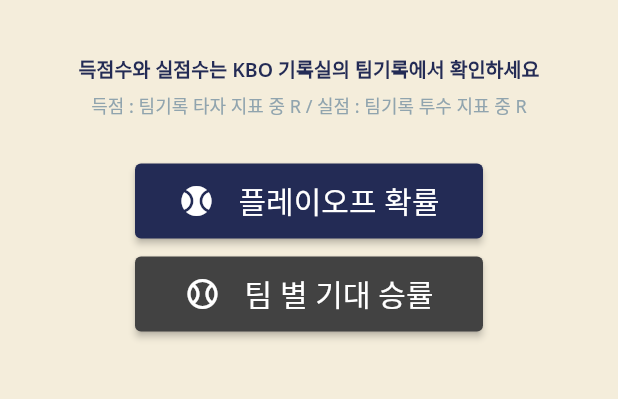
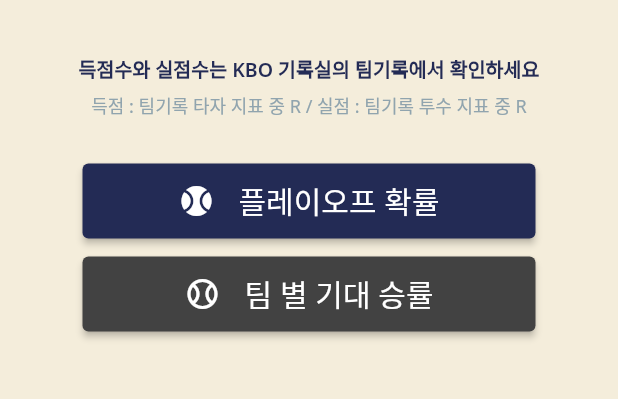
Before and after one commit to sizakk/calculator_ballgame, a Flutter app: the ExpectedRate screen opened directly, after a tap on "첫 화면으로", on a phone screen of 412 x 824 dp, the part 540-939 px from its top. Run offline on Flutter 3.47's test engine with Material 2 defaults, Android fonts, the phone set to English and light mode, and no system bars; missing offline and left inert: data.

Commit message:
add rate_pages

```diff
--- a/lib/screen/expected_rate.dart
+++ b/lib/screen/expected_rate.dart
@@ -1,44 +1,146 @@
+// ignore_for_file: public_member_api_docs, sort_constructors_first
+import 'package:flutter/material.dart';
+
 import 'package:ballgame/component/back_button.dart';
 import 'package:ballgame/component/custom_text_field.dart';
 import 'package:ballgame/constant/color.dart';
-import 'package:flutter/material.dart';
 
-class ExpectedRate extends StatelessWidget {
+class ExpectedRate extends StatefulWidget {
   const ExpectedRate({super.key});
+
+  @override
+  State<ExpectedRate> createState() => _ExpectedRateState();
+}
+
+class _ExpectedRateState extends State<ExpectedRate> {
+  final GlobalKey<FormState> formKey = GlobalKey();
+
+  double maxNumber = 10;
+  int? runScores;
+  int? earendRunScores;
 
   @override
   Widget build(BuildContext context) {
     return SafeArea(
       child: Scaffold(
           backgroundColor: BACK_COLOR,
-          body: Column(
-            children: [
-              Flexible(
-                flex: 1,
-                child: Container(
-                  color: Colors.amber,
+          body: Padding(
+            padding: const EdgeInsets.symmetric(horizontal: 40),
+            child: Column(
+              crossAxisAlignment: CrossAxisAlignment.stretch,
+              children: [
+                Slider(
+                  value: maxNumber,
+                  min: 4,
+                  max: 10,
+                  onChanged: (double val) {
+                    setState(() {
+                      maxNumber = val;
+                    });
+                  },
                 ),
-              ),
-              Flexible(
-                flex: 8,
-                child: Container(
-                  Row(children: [
-                    CustomTextField(
-                      isTeamName: false,
-                     isNums: true, isGames: false, label: 'false', onSaved: onSaved,)
-                  ],)
-                  color: BACK_COLOR,
+                Text(maxNumber.toInt().toString()),
+                Expanded(
+                  child: Column(
+                    children: [
+                      _Teams9(runNums: (String? val) {
+                        runScores = int.parse(val!);
+                      }, earendRunsNums: (String? val) {
+                        runScores = int.parse(val!);
+                      }),
+                    ],
+                  ),
                 ),
-              ),
-              Flexible(
-                flex: 2,
-                child: Container(
-                  color: Colors.amber,
-                  child: renderBackButton(context),
+                ElevatedButton(
+                  style: ElevatedButton.styleFrom(
+                    backgroundColor: TEXT_COLOR,
+                  ),
+                  onPressed: () {},
+                  child: const Text(
+                    '기대승률 보기',
+                    style: TextStyle(
+                      fontSize: 20,
+                    ),
+                  ),
                 ),
-              )
-            ],
+                renderBackButton(context),
+                const SizedBox(
+                  height: 20,
+                )
+              ],
+            ),
           )),
     );
   }
 }
+
+class _Teams9 extends StatelessWidget {
+  final FormFieldSetter<String> runNums;
+  final FormFieldSetter<String> earendRunsNums;
+
+  const _Teams9({
+    Key? key,
+    required this.runNums,
+    required this.earendRunsNums,
+  }) : super(key: key);
+
+  @override
+  Widget build(BuildContext context) {
+    return Column(
+      children: [
+        Row(
+          crossAxisAlignment: CrossAxisAlignment.start,
+          children: [
+            Expanded(
+              child: CustomTextField(
+                label: '1위팀 누계득점',
+                isNums: true,
+                isGames: false,
+                isTeamName: false,
+                onSaved: runNums,
+              ),
+            ),
+            const SizedBox(
+              width: 16,
+            ),
+            Expanded(
+              child: CustomTextField(
+                label: '1위팀 누계실점',
+                isNums: true,
+                isGames: false,
+                isTeamName: false,
+                onSaved: earendRunsNums,
+              ),
+            ),
+          ],
+        ),
+        Row(
+          crossAxisAlignment: CrossAxisAlignment.start,
+          children: [
+            Expanded(
+              child: CustomTextField(
+                label: '2위팀 누계득점',
+                isNums: true,
+                isGames: false,
+                isTeamName: false,
+                onSaved: runNums,
+              ),
+            ),
+            const SizedBox(
+              width: 16,
+            ),
+            Expanded(
+              child: CustomTextField(
+                label: '2위팀 누계실점',
+                isNums: true,
+                isGames: false,
+                isTeamName: false,
+                onSaved: earendRunsNums,
+              ),
+            ),
+          ],
+        ),
+      ],
+    );
+  }
+}
--- a/lib/screen/main_body.dart
+++ b/lib/screen/main_body.dart
@@ -64,7 +64,10 @@
               const SizedBox(
                 height: 30,
               ),
-              Column(
+              Padding(
+                padding: const EdgeInsets.symmetric(horizontal: 55),
+                child: Column(
+                  crossAxisAlignment: CrossAxisAlignment.stretch,
                   mainAxisAlignment: MainAxisAlignment.center,
                   children: [
                     renderElevatedButton(context),
@@ -75,6 +78,7 @@
                     // const SizedBox(width: 20),
                     // renderElevatedButton(context)
                   ],
+                ),
               )
             ],
           )),
```
Also changed, not shown: asset/img/icon.png (added). Lines whose indentation alone changed are shown as unchanged.
